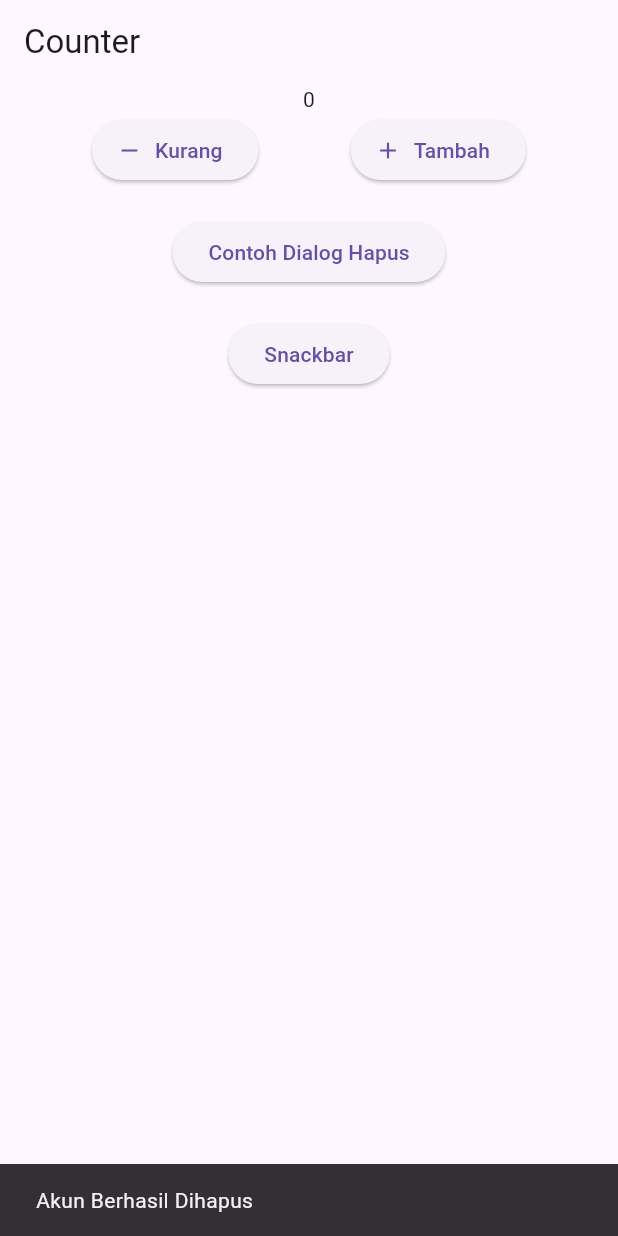
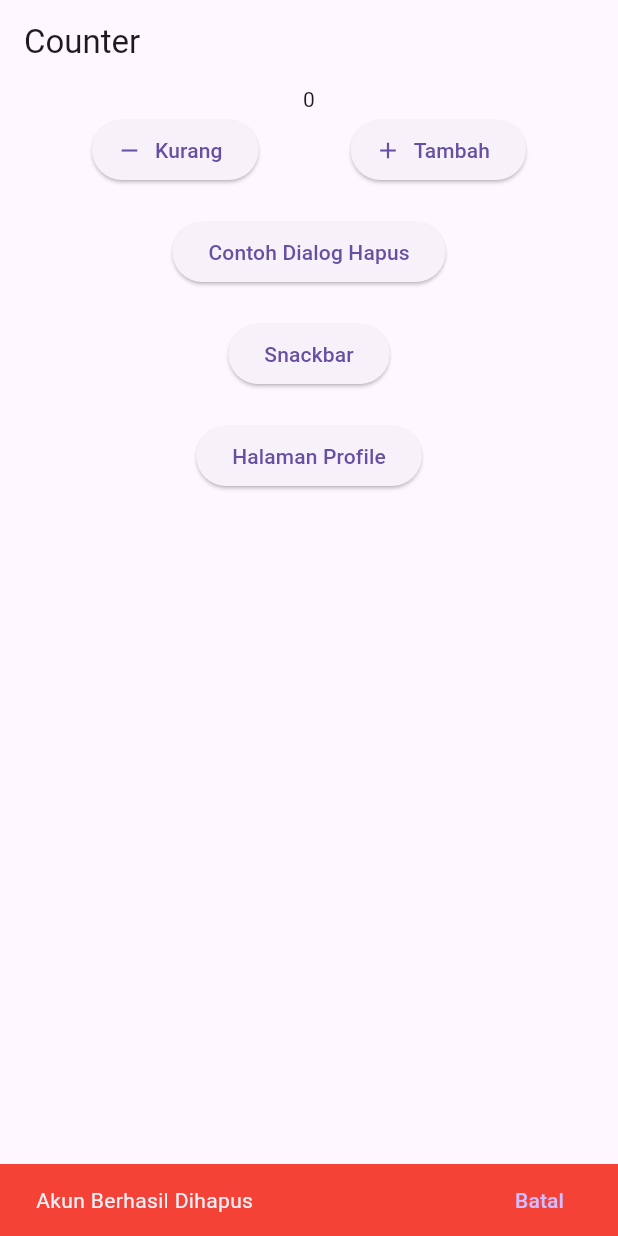
Before and after one commit to muhammadiqbalsaputra/stateless_stateful, a Flutter app: the screen it shows after launch, after a tap on "Kurang", after a tap on "Tambah", after a tap on "Snackbar", on a phone screen of 412 x 824 dp. Run offline on Flutter 3.47's test engine with Material 3 defaults, Android fonts, the light colour scheme and no system bars.

Commit message:
update button dialog dan navigator

```diff
--- /dev/null
+++ b/lib/homepage.dart
@@ -0,0 +1,89 @@
+import 'package:flutter/material.dart';
+import 'package:stateles_stateful/profilepage.dart';
+
+class HomePage extends StatefulWidget {
+  const HomePage({super.key});
+
+  @override
+  State<HomePage> createState() => _HomePageState();
+}
+
+class _HomePageState extends State<HomePage> {
+  int nilai = 0;
+  @override
+  Widget build(BuildContext context) {
+    return Scaffold(
+      appBar: AppBar(title: Text("Counter")),
+      body: Center(
+        child: Column(
+          children: [
+            Text("$nilai"),
+            Row(
+              mainAxisAlignment: MainAxisAlignment.spaceEvenly,
+              children: [
+                ElevatedButton.icon(
+                  onPressed: () {
+                    nilai--;
+                    print(nilai);
+                    setState(() {});
+                  },
+                  label: Text("Kurang"),
+                  icon: Icon(Icons.remove),
+                ),
+                ElevatedButton.icon(
+                  onPressed: () {
+                    nilai++;
+                    print(nilai);
+                    setState(() {});
+                  },
+                  label: Text("Tambah"),
+                  icon: Icon(Icons.add),
+                ),
+              ],
+            ),
+            SizedBox(height: 20),
+            ElevatedButton(
+              onPressed: () {
+                showDialog(
+                  context: context,
+                  builder: (context) => AlertDialog(
+                    title: Text("Peringatan"),
+                    content: Text("Apakah anda yakin untuk menghapus akun ini"),
+                    actions: [
+                      TextButton(onPressed: () {}, child: Text("Batal")),
+                      ElevatedButton(onPressed: () {}, child: Text("Ya")),
+                    ],
+                  ),
+                );
+              },
+              child: Text("Contoh Dialog Hapus"),
+            ),
+            SizedBox(height: 20),
+            ElevatedButton(
+              onPressed: () {
+                ScaffoldMessenger.of(context).showSnackBar(
+                  SnackBar(
+                    content: Text("Akun Berhasil Dihapus"),
+                    backgroundColor: Colors.red,
+                    action: SnackBarAction(label: "Batal", onPressed: () {}),
+                  ),
+                );
+              },
+              child: Text("Snackbar"),
+            ),
+            SizedBox(height: 20),
+            ElevatedButton(
+              onPressed: () {
+                Navigator.push(
+                  context,
+                  MaterialPageRoute(builder: (context) => Profilepage()),
+                );
+              },
+              child: Text("Halaman Profile"),
+            ),
+          ],
+        ),
+      ),
+    );
+  }
+}
--- a/lib/main.dart
+++ b/lib/main.dart
@@ -2,6 +2,7 @@
 // import 'package:flutter/widgets.dart';
 
 import 'package:flutter/material.dart';
+import './homepage.dart';
 
 void main() {
   runApp(MyApp());
@@ -13,86 +14,3 @@ class MyApp extends StatelessWidget {
     return MaterialApp(home: HomePage());
   }
 }
-
-class HomePage extends StatefulWidget {
-  const HomePage({super.key});
-
-  @override
-  State<HomePage> createState() => _HomePageState();
-}
-
-class _HomePageState extends State<HomePage> {
-  int nilai = 0;
-  @override
-  Widget build(BuildContext context) {
-    return Scaffold(
-      appBar: AppBar(title: Text("Counter")),
-      body: Center(
-        child: Column(
-          children: [
-            Text("$nilai"),
-            Row(
-              mainAxisAlignment: MainAxisAlignment.spaceEvenly,
-              children: [
-                ElevatedButton.icon(
-                  onPressed: () {
-                    nilai--;
-                    print(nilai);
-                    setState(() {});
-                  },
-                  label: Text("Kurang"),
-                  icon: Icon(Icons.remove),
-                ),
-                ElevatedButton.icon(
-                  onPressed: () {
-                    nilai++;
-                    print(nilai);
-                    setState(() {});
-                  },
-                  label: Text("Tambah"),
-                  icon: Icon(Icons.add),
-                ),
-              ],
-            ),
-            SizedBox(height: 20),
-            ElevatedButton(
-              onPressed: () {
-                showDialog(
-                  context: context,
-                  builder: (context) => AlertDialog(
-                    title: Text("Peringatan"),
-                    content: Text("Apakah anda yakin untuk menghapus akun ini"),
-                    actions: [
-                      TextButton(onPressed: () {}, child: Text("Batal")),
-                      ElevatedButton(onPressed: () {}, child: Text("Ya")),
-                    ],
-                  ),
-                );
-              },
-              child: Text("Contoh Dialog Hapus"),
-            ),
-            SizedBox(height: 20),
-            ElevatedButton(
-              onPressed: () {
-                ScaffoldMessenger.of(context).showSnackBar(
-                  SnackBar(content: Text("Akun Berhasil Dihapus")),
-                );
-              },
-              child: Text("Snackbar"),
-            ),
-          ],
-        ),
-      ),
-    );
-  }
-}
-
-// class _MyAppState extends State<MyApp> {
-//   // const MyApp({super.key});
-//   int nilai = 0;
-
-//   @override
-//   Widget build(BuildContext context) {
-//     return MaterialApp(home: Scaffold());
-//   }
-// }
```
Also changed, not shown: lib/profilepage.dart (added, +23 -0 lines).
